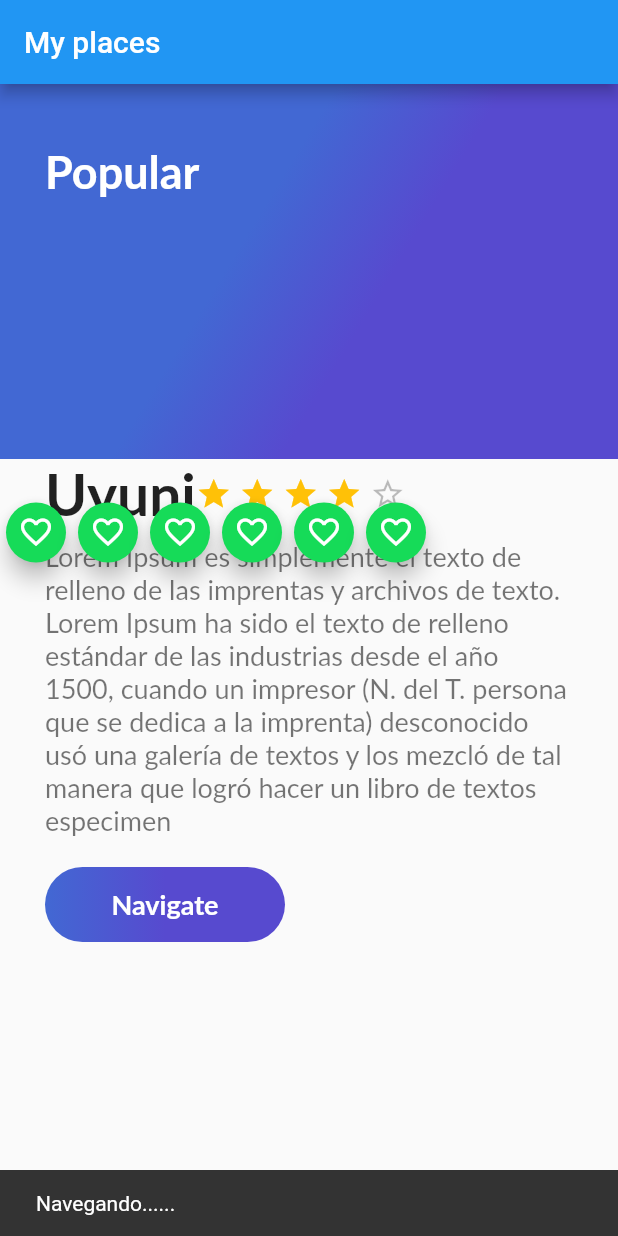
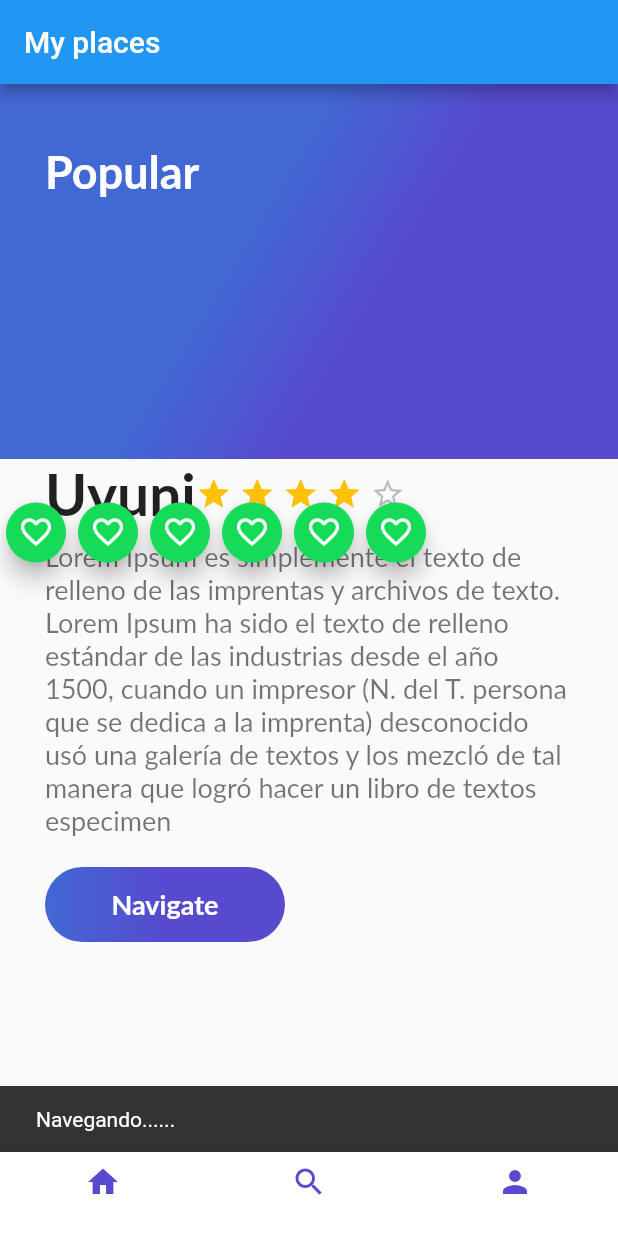
Before and after one commit to RODRIGO-dev012/PROYECTO_PROGRAMACION, a Flutter app: the screen it shows after launch, after a tap on "Navigate", on a phone screen of 412 x 824 dp. Run offline on Flutter 3.47's test engine with Material 2 defaults, Android fonts, the phone set to English and light mode, and no system bars; Roboto replaces fonts that are missing (Lato).

Commit message:
BottomNavigationBar boton de navegacion

```diff
--- a/lib/fab_green.dart
+++ b/lib/fab_green.dart
@@ -32,7 +32,7 @@ class _FabGreen extends State <FabGreen> {
       child: Icon(
         _fabIcon
       ),
-      onPressed: ,
+      onPressed: onPressedFav,
     );
     return fabGreen;
   }
--- a/lib/main.dart
+++ b/lib/main.dart
@@ -1,4 +1,5 @@
 import 'package:flutter/material.dart';
+import 'package:proyecto_flutter_progra/places.dart';
 import 'home.dart';
 void main(){
 runApp(MyApp());
@@ -12,7 +13,7 @@ class MyApp extends StatelessWidget{
       primarySwatch:Colors.blue,
       visualDensity: VisualDensity.adaptivePlatformDensity
       ),
-      home: MyHome(),
+      home: Places(),
     );
   }
 }
--- /dev/null
+++ b/lib/places.dart
@@ -0,0 +1,68 @@
+import 'package:flutter/material.dart';
+import 'package:proyecto_flutter_progra/home.dart';
+import 'package:proyecto_flutter_progra/profile_places.dart';
+import 'package:proyecto_flutter_progra/search_places.dart';
+
+class Places extends StatefulWidget{
+  @override
+  State<StatefulWidget> createState(){
+    return _Places();
+  }
+}
+
+class _Places extends State<Places>{
+
+  int currentIndex = 0;
+  List<Widget> pantallas =<Widget>[
+    MyHome(),
+    SearchPlaces(),
+    ProfilePlaces()
+  ];
+
+  void cambiarPantalla(int index){
+    //setState actualiza widget
+    setState(() {
+      currentIndex = index;
+    });
+  }
+
+  @override
+  Widget build(BuildContext context){
+    final scaffold = Scaffold(
+      bottomNavigationBar: Theme(
+          data: Theme.of(context).copyWith(
+            canvasColor: Colors.white,
+            primaryColor: Color(0xFF574ACF)
+          ),
+        child: BottomNavigationBar(
+            items: [
+              BottomNavigationBarItem(
+                  icon: Icon(
+                      Icons.home,
+                      color: Color(0xFF574ACF),
+                  ),
+                  title: Text("")
+              ),
+              BottomNavigationBarItem(
+                  icon: Icon(
+                    Icons.search,
+                    color: Color(0xFF574ACF),
+                  ),
+                  title: Text("")
+              ),
+              BottomNavigationBarItem(
+                  icon: Icon(
+                    Icons.person,
+                    color: Color(0xFF574ACF),
+                  ),
+                  title: Text("")
+              ),
+            ],
+                onTap: cambiarPantalla,
+        ),
+      ),
+      body: pantallas[currentIndex],
+    );
+    return scaffold;
+  }
+}
--- /dev/null
+++ b/lib/profile_places.dart
@@ -0,0 +1,10 @@
+import 'package:flutter/material.dart';
+
+class ProfilePlaces extends StatelessWidget{
+  @override
+  Widget build(BuildContext context) {
+    return Container(
+        color: Colors.lightBlue,
+    );
+  }
+}
--- /dev/null
+++ b/lib/search_places.dart
@@ -0,0 +1,10 @@
+import 'package:flutter/material.dart';
+
+class SearchPlaces extends StatelessWidget{
+  @override
+  Widget build(BuildContext context) {
+    return Container(
+      color: Colors.blueGrey,
+    );
+  }
+}
```
